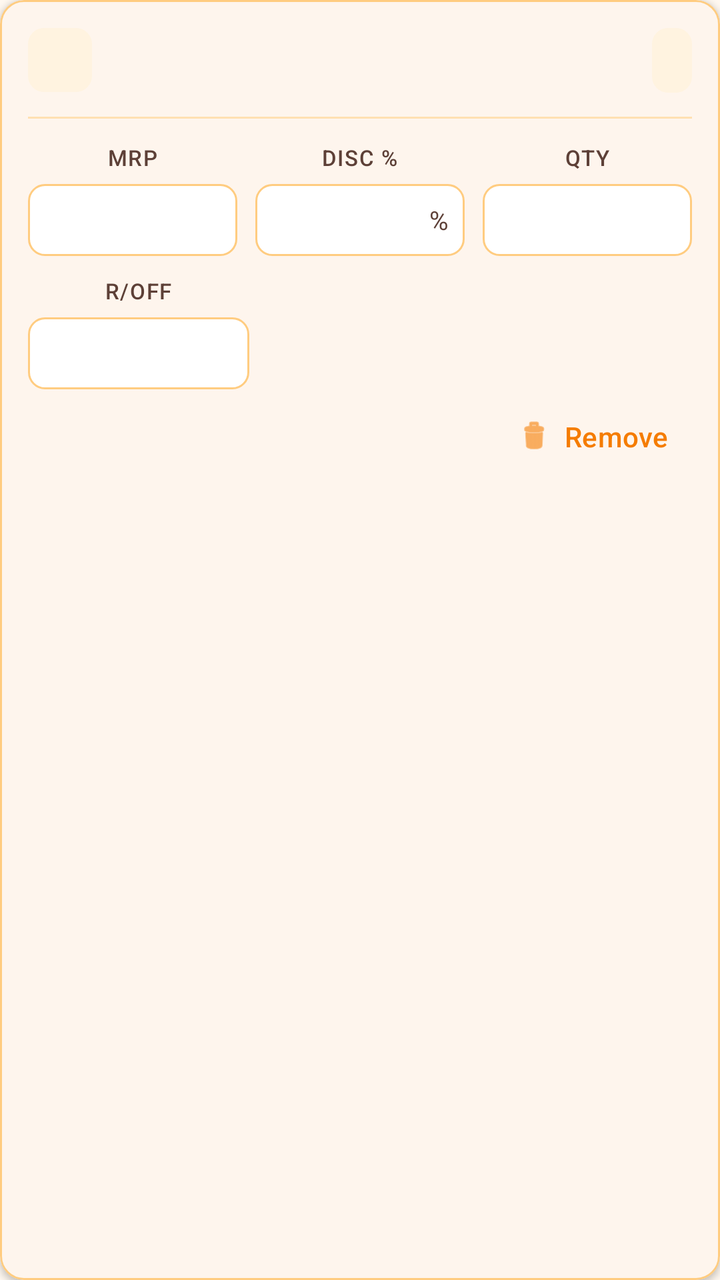
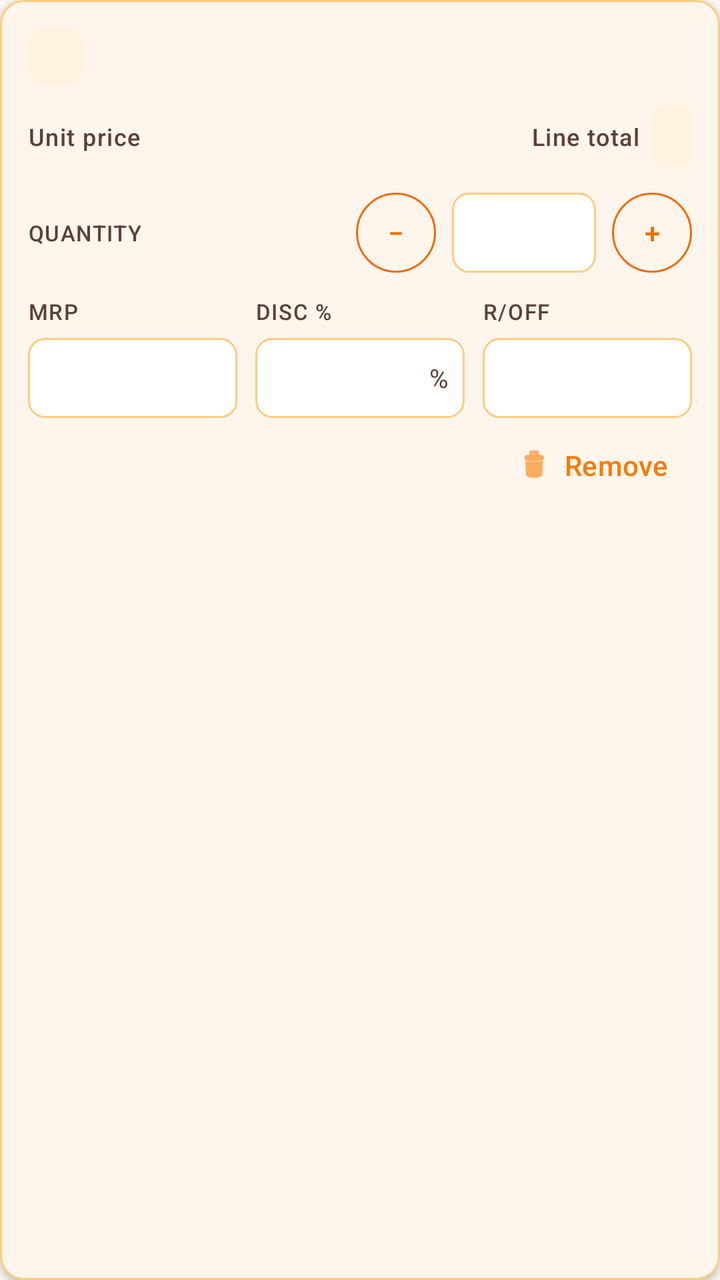

Two renders of the same Android screen: before a commit and after it. Below are the layout's source before the change and the commit's diff.
<!-- AndroidManifest.xml: application theme Theme.VikrSaathi -->
<!-- res/layout/item_bill_line.xml -->
<?xml version="1.0" encoding="utf-8"?>
<com.google.android.material.card.MaterialCardView xmlns:android="http://schemas.android.com/apk/res/android"
    xmlns:app="http://schemas.android.com/apk/res-auto"
    style="@style/VikrSaathiBillLineCard"
    android:layout_width="match_parent"
    android:layout_height="wrap_content"
    android:layout_marginHorizontal="2dp"
    android:layout_marginVertical="6dp">

    <LinearLayout
        android:layout_width="match_parent"
        android:layout_height="wrap_content"
        android:orientation="vertical"
        android:padding="14dp">

        <LinearLayout
            android:layout_width="match_parent"
            android:layout_height="wrap_content"
            android:gravity="center_vertical"
            android:orientation="horizontal">

            <TextView
                android:id="@+id/textSlNo"
                android:layout_width="32dp"
                android:layout_height="32dp"
                android:background="@drawable/bg_bill_line_badge"
                android:gravity="center"
                android:textColor="@color/text_accent"
                android:textSize="14sp"
                android:textStyle="bold" />

            <LinearLayout
                android:layout_width="0dp"
                android:layout_height="wrap_content"
                android:layout_marginStart="12dp"
                android:layout_weight="1"
                android:orientation="vertical">

                <TextView
                    android:id="@+id/textParticulars"
                    android:layout_width="match_parent"
                    android:layout_height="wrap_content"
                    android:ellipsize="end"
                    android:maxLines="2"
                    android:textAppearance="?attr/textAppearanceTitleMedium"
                    android:textColor="@color/text_primary_dark"
                    android:textStyle="bold" />

                <TextView
                    android:id="@+id/textNewBadge"
                    android:layout_width="wrap_content"
                    android:layout_height="wrap_content"
                    android:layout_marginTop="4dp"
                    android:background="@drawable/bg_new_flag"
                    android:paddingHorizontal="8dp"
                    android:paddingVertical="2dp"
                    android:textAllCaps="true"
                    android:textColor="@color/text_accent"
                    android:textSize="10sp"
                    android:textStyle="bold"
                    android:visibility="gone" />
            </LinearLayout>

            <TextView
                android:id="@+id/textPrice"
                android:layout_width="wrap_content"
                android:layout_height="wrap_content"
                android:layout_marginStart="8dp"
                android:background="@drawable/bg_bill_line_total"
                android:paddingHorizontal="10dp"
                android:paddingVertical="6dp"
                android:textColor="@color/text_accent"
                android:textSize="15sp"
                android:textStyle="bold" />
        </LinearLayout>

        <View
            android:layout_width="match_parent"
            android:layout_height="1dp"
            android:layout_marginTop="12dp"
            android:layout_marginBottom="12dp"
            android:background="@color/surface_divider" />

        <LinearLayout
            android:layout_width="match_parent"
            android:layout_height="wrap_content"
            android:baselineAligned="false"
            android:orientation="horizontal">

            <LinearLayout
                android:layout_width="0dp"
                android:layout_height="wrap_content"
                android:layout_marginEnd="6dp"
                android:layout_weight="1"
                android:gravity="center_horizontal"
                android:orientation="vertical">

                <TextView
                    android:id="@+id/textMrpLabel"
                    style="@style/VikrSaathiBillLineLabel"
                    android:layout_width="wrap_content"
                    android:layout_height="wrap_content"
                    android:text="@string/mrp" />

                <TextView
                    android:id="@+id/textMrp"
                    android:layout_width="match_parent"
                    android:layout_height="36dp"
                    android:layout_marginTop="6dp"
                    android:background="@drawable/bg_bill_line_input"
                    android:gravity="center"
                    android:textColor="@color/text_primary_dark"
                    android:textSize="15sp"
                    android:textStyle="bold" />

                <com.google.android.material.textfield.TextInputEditText
                    android:id="@+id/editRate"
                    style="@style/VikrSaathiBillLineEditableInput"
                    android:layout_width="match_parent"
                    android:layout_height="36dp"
                    android:layout_marginTop="6dp"
                    android:inputType="numberDecimal"
                    android:visibility="gone" />
            </LinearLayout>

            <LinearLayout
                android:layout_width="0dp"
                android:layout_height="wrap_content"
                android:layout_marginHorizontal="3dp"
                android:layout_weight="1"
                android:gravity="center_horizontal"
                android:orientation="vertical">

                <TextView
                    style="@style/VikrSaathiBillLineLabel"
                    android:layout_width="wrap_content"
                    android:layout_height="wrap_content"
                    android:text="@string/discount_short" />

                <LinearLayout
                    android:layout_width="match_parent"
                    android:layout_height="36dp"
                    android:layout_marginTop="6dp"
                    android:background="@drawable/bg_bill_line_input"
                    android:gravity="center"
                    android:orientation="horizontal"
                    android:paddingHorizontal="4dp">

                    <com.google.android.material.textfield.TextInputEditText
                        android:id="@+id/editDiscount"
                        style="@style/VikrSaathiBillLineEditableInput"
                        android:layout_width="0dp"
                        android:layout_height="match_parent"
                        android:layout_weight="1"
                        android:background="@android:color/transparent"
                        android:inputType="numberDecimal"
                        android:minHeight="0dp"
                        android:padding="0dp" />

                    <TextView
                        android:layout_width="wrap_content"
                        android:layout_height="wrap_content"
                        android:layout_marginEnd="4dp"
                        android:text="%"
                        android:textColor="@color/text_secondary_dark"
                        android:textSize="13sp" />
                </LinearLayout>
            </LinearLayout>

            <LinearLayout
                android:layout_width="0dp"
                android:layout_height="wrap_content"
                android:layout_marginStart="6dp"
                android:layout_weight="1"
                android:gravity="center_horizontal"
                android:orientation="vertical">

                <TextView
                    style="@style/VikrSaathiBillLineLabel"
                    android:layout_width="wrap_content"
                    android:layout_height="wrap_content"
                    android:text="@string/qty_short" />

                <com.google.android.material.textfield.TextInputEditText
                    android:id="@+id/editQuantity"
                    style="@style/VikrSaathiBillLineEditableInput"
                    android:layout_width="match_parent"
                    android:layout_height="36dp"
                    android:layout_marginTop="6dp"
                    android:inputType="number" />
            </LinearLayout>
            </LinearLayout>

            <LinearLayout
                android:layout_width="match_parent"
                android:layout_height="wrap_content"
                android:layout_marginTop="10dp"
                android:orientation="horizontal">

                <LinearLayout
                    android:layout_width="0dp"
                    android:layout_height="wrap_content"
                    android:layout_weight="1"
                    android:gravity="center_horizontal"
                    android:orientation="vertical">

                    <TextView
                        style="@style/VikrSaathiBillLineLabel"
                        android:layout_width="wrap_content"
                        android:layout_height="wrap_content"
                        android:text="@string/round_off_short" />

                    <com.google.android.material.textfield.TextInputEditText
                        android:id="@+id/editRoundOff"
                        style="@style/VikrSaathiBillLineEditableInput"
                        android:layout_width="match_parent"
                        android:layout_height="36dp"
                        android:layout_marginTop="6dp"
                        android:inputType="numberDecimal|numberSigned" />
                </LinearLayout>

                <View
                    android:layout_width="0dp"
                    android:layout_height="1dp"
                    android:layout_weight="2" />
            </LinearLayout>

            <com.google.android.material.button.MaterialButton
            android:id="@+id/buttonRemoveLine"
            style="@style/Widget.Material3.Button.TextButton"
            android:layout_width="wrap_content"
            android:layout_height="wrap_content"
            android:layout_gravity="end"
            android:layout_marginTop="4dp"
            android:minHeight="36dp"
            android:text="@string/remove"
            android:textColor="@color/text_accent_soft"
            app:icon="@android:drawable/ic_menu_delete"
            app:iconGravity="textStart"
            app:iconPadding="6dp"
            app:iconSize="18dp"
            app:iconTint="@color/text_accent_soft" />
    </LinearLayout>
</com.google.android.material.card.MaterialCardView>
<!-- resources referenced by this layout -->
<resources>
  <color name="surface_divider">@color/orange_100</color>
  <color name="text_accent">@color/orange_800</color>
  <color name="text_accent_soft">@color/orange_700</color>
  <color name="text_primary_dark">#212121</color>
  <color name="text_secondary_dark">#5D4037</color>
  <!-- drawable bg_bill_line_badge (drawable) -->
  <?xml version="1.0" encoding="utf-8"?>
  <shape xmlns:android="http://schemas.android.com/apk/res/android"
      android:shape="rectangle">
      <solid android:color="@color/surface_muted" />
      <corners android:radius="8dp" />
  </shape>
  <!-- drawable bg_bill_line_total (drawable) -->
  <?xml version="1.0" encoding="utf-8"?>
  <shape xmlns:android="http://schemas.android.com/apk/res/android"
      android:shape="rectangle">
      <solid android:color="@color/surface_muted" />
      <corners android:radius="8dp" />
  </shape>
  <!-- drawable bg_new_flag (drawable) -->
  <?xml version="1.0" encoding="utf-8"?>
  <shape xmlns:android="http://schemas.android.com/apk/res/android"
      android:shape="rectangle">
      <solid android:color="@color/surface_muted" />
      <stroke
          android:width="1dp"
          android:color="@color/stroke_button" />
      <corners android:radius="12dp" />
  </shape>
  <string name="discount_short">Disc %</string>
  <string name="mrp">MRP</string>
  <string name="qty_short">Qty</string>
  <string name="remove">Remove</string>
  <string name="round_off_short">R/off</string>
  <style name="VikrSaathiBillLineCard" parent="Widget.Material3.CardView.Outlined">
          <item name="cardCornerRadius">12dp</item>
          <item name="cardElevation">2dp</item>
          <item name="strokeColor">?attr/colorOutline</item>
          <item name="strokeWidth">1dp</item>
          <item name="cardBackgroundColor">?attr/colorSurface</item>
      </style>
  <style name="VikrSaathiBillLineEditableInput" parent="VikrSaathiBillLineInput">
          <item name="android:gravity">center_vertical|end</item>
      </style>
  <style name="VikrSaathiBillLineLabel">
          <item name="android:textAppearance">?attr/textAppearanceLabelSmall</item>
          <item name="android:textColor">?attr/colorOnSurfaceVariant</item>
          <item name="android:textAllCaps">true</item>
          <item name="android:letterSpacing">0.05</item>
      </style>
  <color name="orange_100">#FFE0B2</color>
  <color name="orange_800">#EF6C00</color>
  <color name="orange_700">#F57C00</color>
  <color name="surface_muted">@color/orange_50</color>
  <color name="input_surface">#FFFFFF</color>
  <color name="input_stroke">@color/orange_200</color>
  <color name="stroke_button">@color/orange_300</color>
  <color name="orange_primary">#F57C00</color>
  <color name="orange_primary_dark">#E65100</color>
  <color name="orange_on_primary">#FFFFFF</color>
  <color name="orange_accent">#FFB74D</color>
  <color name="black">#FF000000</color>
  <color name="orange_900">#E65100</color>
  <color name="surface_card">#FFFFFF</color>
  <color name="orange_surface">#FFF8F0</color>
  <color name="stroke_default">@color/orange_200</color>
  <color name="stroke_subtle">@color/orange_100</color>
  <style name="VikrSaathiSwitch" parent="Widget.Material3.CompoundButton.MaterialSwitch">
          <item name="thumbTint">@color/switch_thumb_tint</item>
          <item name="trackTint">@color/switch_track_tint</item>
          <item name="trackDecorationTint">@color/switch_track_decoration_tint</item>
      </style>
  <style name="VikrSaathiOutlinedButton" parent="Widget.Material3.Button.OutlinedButton">
          <item name="android:textColor">@color/button_outlined_text</item>
          <item name="strokeColor">@color/button_outlined_stroke</item>
      </style>
  <color name="orange_50">#FFF3E0</color>
  <color name="orange_200">#FFCC80</color>
  <color name="orange_300">#FFB74D</color>
  <!-- unchanged entries left out for length: 3 -->
</resources>

<!-- the commit's change to res/layout/item_bill_line.xml (unified diff, before → after) -->
@@ -21,18 +21,18 @@
 
             <TextView
                 android:id="@+id/textSlNo"
-                android:layout_width="32dp"
-                android:layout_height="32dp"
+                android:layout_width="28dp"
+                android:layout_height="28dp"
                 android:background="@drawable/bg_bill_line_badge"
                 android:gravity="center"
                 android:textColor="@color/text_accent"
-                android:textSize="14sp"
+                android:textSize="13sp"
                 android:textStyle="bold" />
 
             <LinearLayout
                 android:layout_width="0dp"
                 android:layout_height="wrap_content"
-                android:layout_marginStart="12dp"
+                android:layout_marginStart="10dp"
                 android:layout_weight="1"
                 android:orientation="vertical">
 
@@ -54,18 +54,51 @@
                     android:background="@drawable/bg_new_flag"
                     android:paddingHorizontal="8dp"
                     android:paddingVertical="2dp"
+                    android:text="@string/new_item_flag"
                     android:textAllCaps="true"
                     android:textColor="@color/text_accent"
                     android:textSize="10sp"
                     android:textStyle="bold"
                     android:visibility="gone" />
             </LinearLayout>
+        </LinearLayout>
+
+        <LinearLayout
+            android:layout_width="match_parent"
+            android:layout_height="wrap_content"
+            android:layout_marginTop="10dp"
+            android:gravity="center_vertical"
+            android:orientation="horizontal">
+
+            <TextView
+                android:layout_width="wrap_content"
+                android:layout_height="wrap_content"
+                android:text="@string/bill_unit_price"
+                android:textAppearance="?attr/textAppearanceLabelMedium"
+                android:textColor="@color/text_secondary_dark" />
+
+            <TextView
+                android:id="@+id/textUnitPrice"
+                android:layout_width="0dp"
+                android:layout_height="wrap_content"
+                android:layout_marginStart="8dp"
+                android:layout_weight="1"
+                android:textColor="@color/text_primary_dark"
+                android:textSize="15sp"
+                android:textStyle="bold" />
+
+            <TextView
+                android:layout_width="wrap_content"
+                android:layout_height="wrap_content"
+                android:layout_marginEnd="6dp"
+                android:text="@string/line_total"
+                android:textAppearance="?attr/textAppearanceLabelMedium"
+                android:textColor="@color/text_secondary_dark" />
 
             <TextView
                 android:id="@+id/textPrice"
                 android:layout_width="wrap_content"
                 android:layout_height="wrap_content"
-                android:layout_marginStart="8dp"
                 android:background="@drawable/bg_bill_line_total"
                 android:paddingHorizontal="10dp"
                 android:paddingVertical="6dp"
@@ -74,16 +107,71 @@
                 android:textStyle="bold" />
         </LinearLayout>
 
-        <View
-            android:layout_width="match_parent"
-            android:layout_height="1dp"
+        <LinearLayout
+            android:id="@+id/layoutQuantity"
+            android:layout_width="match_parent"
+            android:layout_height="wrap_content"
             android:layout_marginTop="12dp"
-            android:layout_marginBottom="12dp"
-            android:background="@color/surface_divider" />
-
-        <LinearLayout
-            android:layout_width="match_parent"
-            android:layout_height="wrap_content"
+            android:gravity="center_vertical"
+            android:orientation="horizontal"
+            android:visibility="visible">
+
+            <TextView
+                style="@style/VikrSaathiBillLineLabel"
+                android:layout_width="wrap_content"
+                android:layout_height="wrap_content"
+                android:text="@string/quantity" />
+
+            <View
+                android:layout_width="0dp"
+                android:layout_height="0dp"
+                android:layout_weight="1" />
+
+            <com.google.android.material.button.MaterialButton
+                android:id="@+id/buttonQtyMinus"
+                style="@style/Widget.Material3.Button.OutlinedButton"
+                android:layout_width="40dp"
+                android:layout_height="40dp"
+                android:contentDescription="@string/quantity_decrease"
+                android:insetTop="0dp"
+                android:insetBottom="0dp"
+                android:minWidth="40dp"
+                android:minHeight="40dp"
+                android:padding="0dp"
+                android:text="−"
+                android:textColor="@color/text_accent"
+                app:strokeColor="@color/text_accent" />
+
+            <com.google.android.material.textfield.TextInputEditText
+                android:id="@+id/editQuantity"
+                style="@style/VikrSaathiBillLineEditableInput"
+                android:layout_width="72dp"
+                android:layout_height="40dp"
+                android:layout_marginHorizontal="8dp"
+                android:gravity="center"
+                android:inputType="number"
+                android:minWidth="0dp" />
+
+            <com.google.android.material.button.MaterialButton
+                android:id="@+id/buttonQtyPlus"
+                style="@style/Widget.Material3.Button.OutlinedButton"
+                android:layout_width="40dp"
+                android:layout_height="40dp"
+                android:contentDescription="@string/quantity_increase"
+                android:insetTop="0dp"
+                android:insetBottom="0dp"
+                android:minWidth="40dp"
+                android:minHeight="40dp"
+                android:padding="0dp"
+                android:text="+"
+                android:textColor="@color/text_accent"
+                app:strokeColor="@color/text_accent" />
+        </LinearLayout>
+
+        <LinearLayout
+            android:layout_width="match_parent"
+            android:layout_height="wrap_content"
+            android:layout_marginTop="12dp"
             android:baselineAligned="false"
             android:orientation="horizontal">
 
@@ -92,7 +180,6 @@
                 android:layout_height="wrap_content"
                 android:layout_marginEnd="6dp"
                 android:layout_weight="1"
-                android:gravity="center_horizontal"
                 android:orientation="vertical">
 
                 <TextView
@@ -105,10 +192,11 @@
                 <TextView
                     android:id="@+id/textMrp"
                     android:layout_width="match_parent"
-                    android:layout_height="36dp"
+                    android:layout_height="40dp"
                     android:layout_marginTop="6dp"
                     android:background="@drawable/bg_bill_line_input"
                     android:gravity="center"
+                    android:minWidth="0dp"
                     android:textColor="@color/text_primary_dark"
                     android:textSize="15sp"
                     android:textStyle="bold" />
@@ -117,9 +205,10 @@
                     android:id="@+id/editRate"
                     style="@style/VikrSaathiBillLineEditableInput"
                     android:layout_width="match_parent"
-                    android:layout_height="36dp"
+                    android:layout_height="40dp"
                     android:layout_marginTop="6dp"
                     android:inputType="numberDecimal"
+                    android:minWidth="0dp"
                     android:visibility="gone" />
             </LinearLayout>
 
@@ -128,7 +217,6 @@
                 android:layout_height="wrap_content"
                 android:layout_marginHorizontal="3dp"
                 android:layout_weight="1"
-                android:gravity="center_horizontal"
                 android:orientation="vertical">
 
                 <TextView
@@ -139,7 +227,7 @@
 
                 <LinearLayout
                     android:layout_width="match_parent"
-                    android:layout_height="36dp"
+                    android:layout_height="40dp"
                     android:layout_marginTop="6dp"
                     android:background="@drawable/bg_bill_line_input"
                     android:gravity="center"
@@ -154,6 +242,7 @@
                         android:layout_weight="1"
                         android:background="@android:color/transparent"
                         android:inputType="numberDecimal"
+                        android:minWidth="0dp"
                         android:minHeight="0dp"
                         android:padding="0dp" />
 
@@ -172,60 +261,26 @@
                 android:layout_height="wrap_content"
                 android:layout_marginStart="6dp"
                 android:layout_weight="1"
-                android:gravity="center_horizontal"
                 android:orientation="vertical">
 
                 <TextView
                     style="@style/VikrSaathiBillLineLabel"
                     android:layout_width="wrap_content"
                     android:layout_height="wrap_content"
-                    android:text="@string/qty_short" />
+                    android:text="@string/round_off_short" />
 
                 <com.google.android.material.textfield.TextInputEditText
-                    android:id="@+id/editQuantity"
+                    android:id="@+id/editRoundOff"
                     style="@style/VikrSaathiBillLineEditableInput"
                     android:layout_width="match_parent"
-                    android:layout_height="36dp"
-                    android:layout_marginTop="6dp"
-                    android:inputType="number" />
-            </LinearLayout>
-            </LinearLayout>
-
-            <LinearLayout
-                android:layout_width="match_parent"
-                android:layout_height="wrap_content"
-                android:layout_marginTop="10dp"
-                android:orientation="horizontal">
-
-                <LinearLayout
-                    android:layout_width="0dp"
-                    android:layout_height="wrap_content"
-                    android:layout_weight="1"
-                    android:gravity="center_horizontal"
-                    android:orientation="vertical">
-
-                    <TextView
-                        style="@style/VikrSaathiBillLineLabel"
-                        android:layout_width="wrap_content"
-                        android:layout_height="wrap_content"
-                        android:text="@string/round_off_short" />
-
-                    <com.google.android.material.textfield.TextInputEditText
-                        android:id="@+id/editRoundOff"
-                        style="@style/VikrSaathiBillLineEditableInput"
-                        android:layout_width="match_parent"
-                        android:layout_height="36dp"
-                        android:layout_marginTop="6dp"
-                        android:inputType="numberDecimal|numberSigned" />
-                </LinearLayout>
-
-                <View
-                    android:layout_width="0dp"
-                    android:layout_height="1dp"
-                    android:layout_weight="2" />
-            </LinearLayout>
-
-            <com.google.android.material.button.MaterialButton
+                    android:layout_height="40dp"
+                    android:layout_marginTop="6dp"
+                    android:inputType="numberDecimal|numberSigned"
+                    android:minWidth="0dp" />
+            </LinearLayout>
+        </LinearLayout>
+
+        <com.google.android.material.button.MaterialButton
             android:id="@+id/buttonRemoveLine"
             style="@style/Widget.Material3.Button.TextButton"
             android:layout_width="wrap_content"
<!-- resource entries referenced after the edit -->
@@ -1,6 +1,5 @@
 <!-- resources referenced by this layout -->
 <resources>
-  <color name="surface_divider">@color/orange_100</color>
   <color name="text_accent">@color/orange_800</color>
   <color name="text_accent_soft">@color/orange_700</color>
   <color name="text_primary_dark">#212121</color>
@@ -29,9 +28,14 @@
           android:color="@color/stroke_button" />
       <corners android:radius="12dp" />
   </shape>
+  <string name="bill_unit_price">Unit price</string>
   <string name="discount_short">Disc %</string>
+  <string name="line_total">Line total</string>
   <string name="mrp">MRP</string>
-  <string name="qty_short">Qty</string>
+  <string name="new_item_flag">New item</string>
+  <string name="quantity">Quantity</string>
+  <string name="quantity_decrease">Decrease quantity</string>
+  <string name="quantity_increase">Increase quantity</string>
   <string name="remove">Remove</string>
   <string name="round_off_short">R/off</string>
   <style name="VikrSaathiBillLineCard" parent="Widget.Material3.CardView.Outlined">
